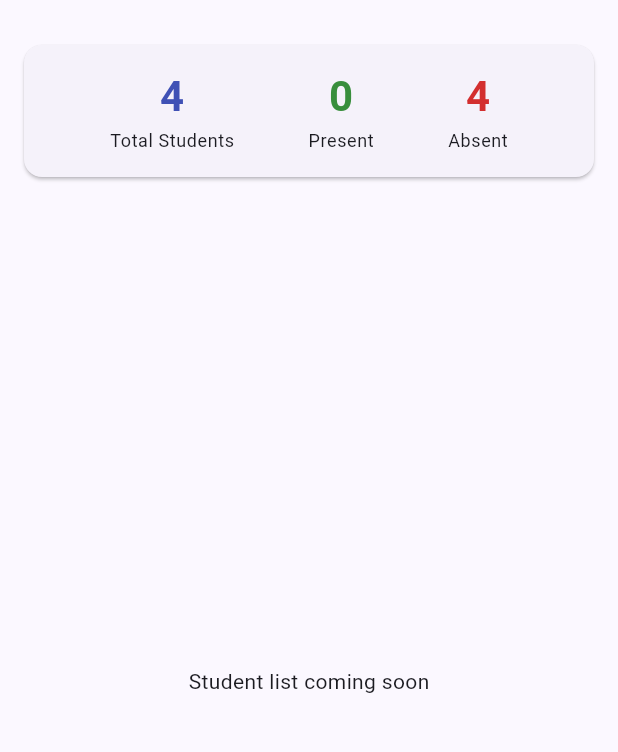
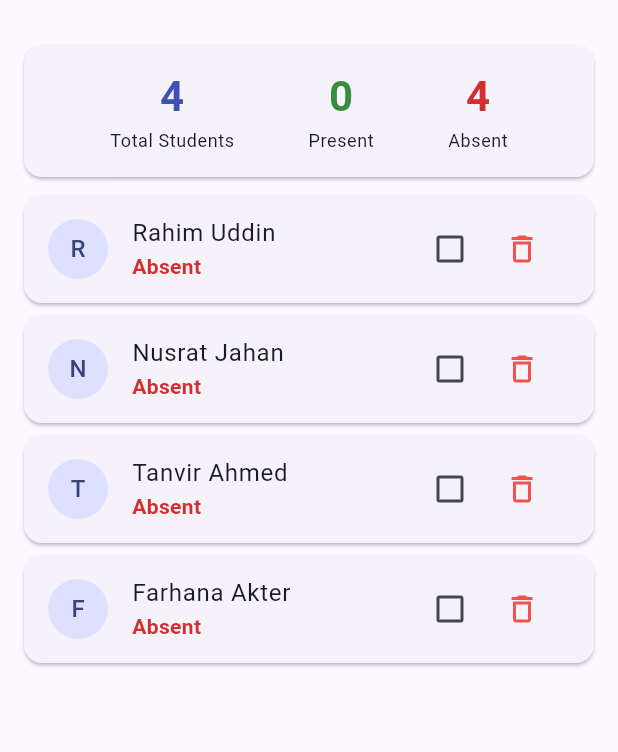
Before and after one commit to raju-bd/student_attendance_tracker, a Flutter app: the screen it shows after launch, on a phone screen of 412 x 824 dp, the part 63-815 px from its top. Run offline on Flutter 3.47's test engine with Material 3 defaults, Android fonts, the phone set to English and light mode, and no system bars.

Commit message:
feat: add student list with checkbox, delete icon and empty state

```diff
--- a/lib/screens/attendance_screen.dart
+++ b/lib/screens/attendance_screen.dart
@@ -1,6 +1,7 @@
 import 'package:flutter/material.dart';
 
 import '../widgets/stats_card.dart';
+import '../widgets/student_list.dart';
 
 /// The one and only screen of the app.
 class AttendanceScreen extends StatelessWidget {
@@ -13,7 +14,7 @@ class AttendanceScreen extends StatelessWidget {
       body: const Column(
         children: [
           StatsCard(),
-          Expanded(child: Center(child: Text('Student list coming soon'))),
+          Expanded(child: StudentList()),
         ],
       ),
     );
--- /dev/null
+++ b/lib/widgets/student_list.dart
@@ -0,0 +1,35 @@
+import 'package:flutter/material.dart';
+import 'package:provider/provider.dart';
+
+import '../providers/attendance_provider.dart';
+import 'empty_state.dart';
+import 'student_tile.dart';
+
+/// Builds the scrolling list of students, or the empty-state message
+/// when there's nobody on the list.
+class StudentList extends StatelessWidget {
+  const StudentList({super.key});
+
+  @override
+  Widget build(BuildContext context) {
+    // Consumer rebuilds just this subtree when the provider notifies.
+    return Consumer<AttendanceProvider>(
+      builder: (context, provider, _) {
+        final students = provider.students;
+
+        if (students.isEmpty) {
+          return const EmptyState();
+        }
+
+        return ListView.builder(
+          padding: const EdgeInsets.only(bottom: 88), // room for the FAB
+          itemCount: students.length,
+          itemBuilder: (context, index) {
+            final student = students[index];
+            return StudentTile(key: ValueKey(student.id), student: student);
+          },
+        );
+      },
+    );
+  }
+}
--- /dev/null
+++ b/lib/widgets/student_tile.dart
@@ -0,0 +1,61 @@
+import 'package:flutter/material.dart';
+import 'package:provider/provider.dart';
+
+import '../models/student.dart';
+import '../providers/attendance_provider.dart';
+
+/// One row in the list: name, status, a checkbox and a delete button.
+///
+/// The tile only *displays* the student it is given. Changes go through
+/// the provider using context.read, because actions don't need to rebuild
+/// anything by themselves; the provider's notifyListeners does that.
+class StudentTile extends StatelessWidget {
+  final Student student;
+
+  const StudentTile({super.key, required this.student});
+
+  @override
+  Widget build(BuildContext context) {
+    final statusColor =
+        student.isPresent ? Colors.green.shade700 : Colors.red.shade700;
+
+    return Card(
+      margin: const EdgeInsets.symmetric(horizontal: 16, vertical: 4),
+      child: ListTile(
+        leading: CircleAvatar(
+          // First letter of the name as a quick avatar.
+          child: Text(String.fromCharCode(student.name.runes.first).toUpperCase()),
+        ),
+        title: Text(student.name),
+        subtitle: Text(
+          student.statusLabel,
+          key: ValueKey('status_${student.id}'),
+          style: TextStyle(color: statusColor, fontWeight: FontWeight.w600),
+        ),
+        trailing: Row(
+          mainAxisSize: MainAxisSize.min,
+          children: [
+            Checkbox(
+              key: ValueKey('checkbox_${student.id}'),
+              value: student.isPresent,
+              // Checked -> Present, unchecked -> Absent.
+              onChanged: (checked) {
+                context
+                    .read<AttendanceProvider>()
+                    .setAttendance(student.id, checked ?? false);
+              },
+            ),
+            IconButton(
+              icon: const Icon(Icons.delete_outline),
+              color: Colors.red.shade400,
+              tooltip: 'Remove ${student.name}',
+              onPressed: () {
+                context.read<AttendanceProvider>().removeStudent(student.id);
+              },
+            ),
+          ],
+        ),
+      ),
+    );
+  }
+}
```
Also changed, not shown: lib/widgets/empty_state.dart (added, +31 -0 lines).
